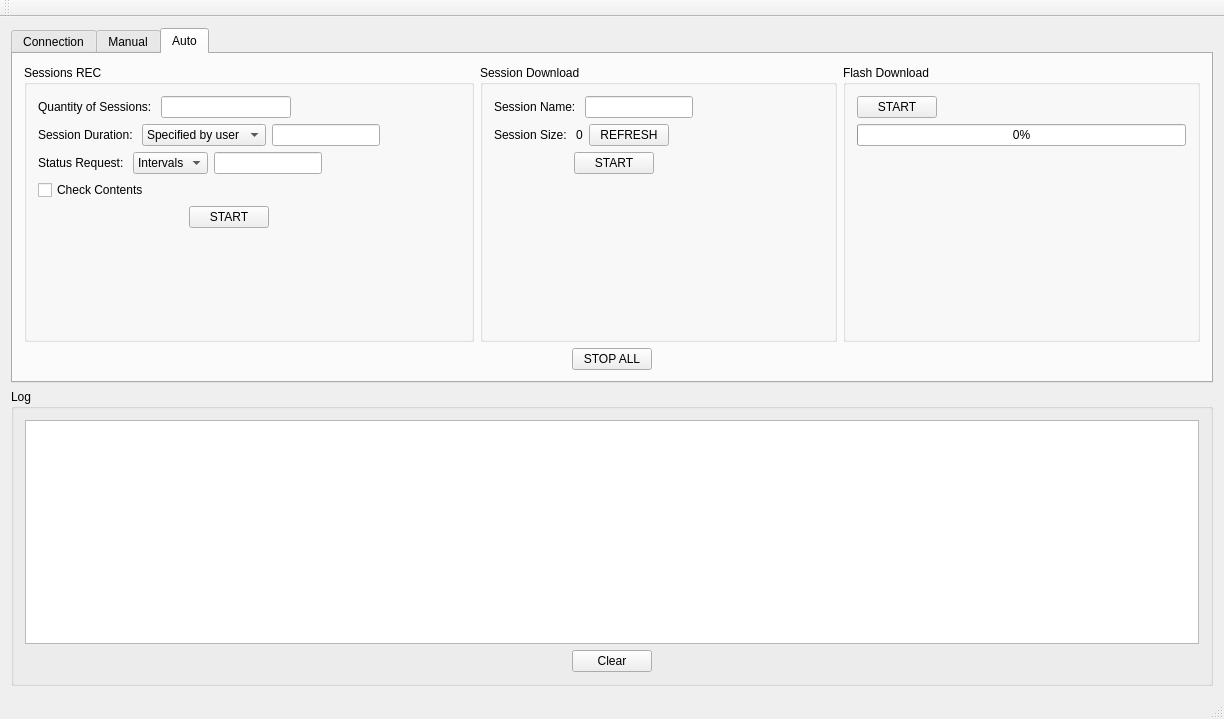
maxigros/common, file MGPS/MGPS_client/mainwindow.ui: the form before one commit.
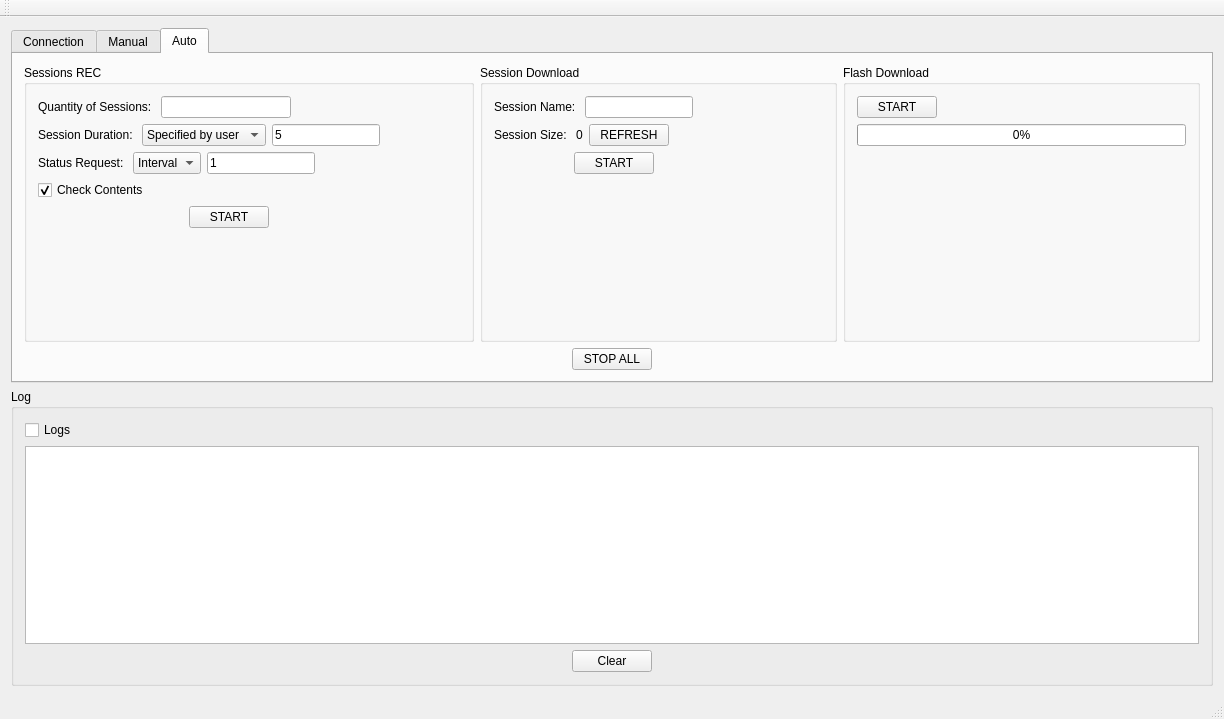
The form after the commit.

```diff
--- a/MGPS/MGPS_client/mainwindow.ui
+++ b/MGPS/MGPS_client/mainwindow.ui
@@ -737,7 +737,11 @@
                   </widget>
                  </item>
                  <item>
-                  <widget class="QLineEdit" name="lineEdit_session_rec_duration"/>
+                  <widget class="QLineEdit" name="lineEdit_session_rec_duration">
+                   <property name="text">
+                    <string>5</string>
+                   </property>
+                  </widget>
                  </item>
                  <item>
                   <spacer name="horizontalSpacer_15">
@@ -767,7 +771,7 @@
                   <widget class="QComboBox" name="comboBox_session_rec_status_mode">
                    <item>
                     <property name="text">
-                     <string>Intervals</string>
+                     <string>Interval</string>
                     </property>
                    </item>
                    <item>
@@ -778,7 +782,11 @@
                   </widget>
                  </item>
                  <item>
-                  <widget class="QLineEdit" name="lineEdit_session_rec_status"/>
+                  <widget class="QLineEdit" name="lineEdit_session_rec_status">
+                   <property name="text">
+                    <string>1</string>
+                   </property>
+                  </widget>
                  </item>
                  <item>
                   <spacer name="horizontalSpacer_16">
@@ -802,6 +810,9 @@
                    <property name="text">
                     <string>Check Contents</string>
                    </property>
+                   <property name="checked">
+                    <bool>true</bool>
+                   </property>
                   </widget>
                  </item>
                  <item>
@@ -1130,6 +1141,13 @@
        <string>Log</string>
       </property>
       <layout class="QVBoxLayout" name="verticalLayout_2">
+       <item>
+        <widget class="QCheckBox" name="checkBox_general_log">
+         <property name="text">
+          <string>Logs</string>
+         </property>
+        </widget>
+       </item>
        <item>
         <widget class="QTextEdit" name="textEdit_log"/>
        </item>
```
Left out of the diff: 4 changed lines with no effect on the pictures.
